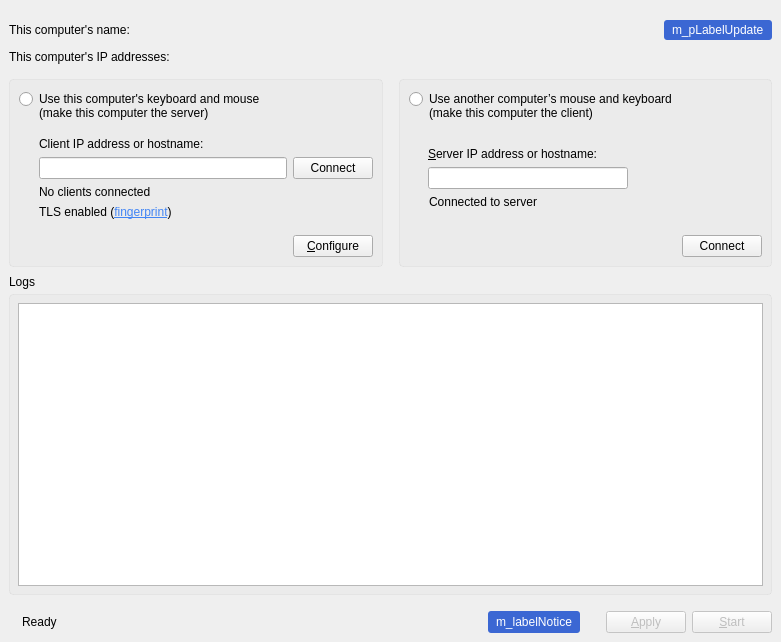
First picture: the form in src/gui/src/MainWindowBase.ui, repository deskflow/deskflow, before the edit.
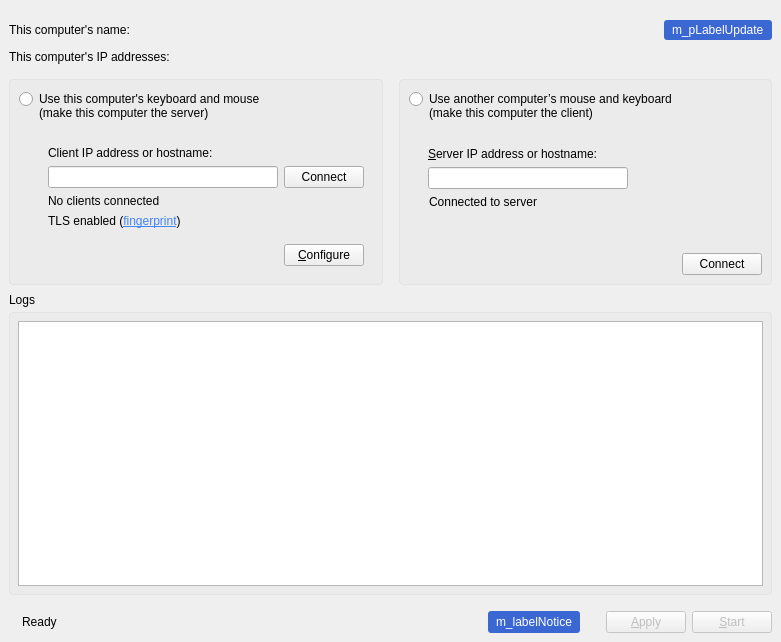
Second picture: the form after the edit. Icons and pictures are not drawn. Custom widgets are drawn as their Qt base class.

Commit message: Disable server components rather than hiding

Patch:
```diff
--- a/src/gui/src/MainWindowBase.ui
+++ b/src/gui/src/MainWindowBase.ui
@@ -230,6 +230,9 @@
            </spacer>
           </item>
           <item>
+           <widget class="QWidget" name="m_pWidgetServer" native="true">
+            <layout class="QVBoxLayout" name="m_pLayoutServer">
+             <item>
            <widget class="QLabel" name="m_pLabelClientIp">
             <property name="text">
              <string>Client IP address or hostname:</string>
@@ -342,6 +345,9 @@
              </widget>
             </item>
            </layout>
+             </item>
+            </layout>
+           </widget>
           </item>
          </layout>
         </widget>
```
Lines whose indentation alone changed are shown as unchanged. The commit also changes 1 other file.
